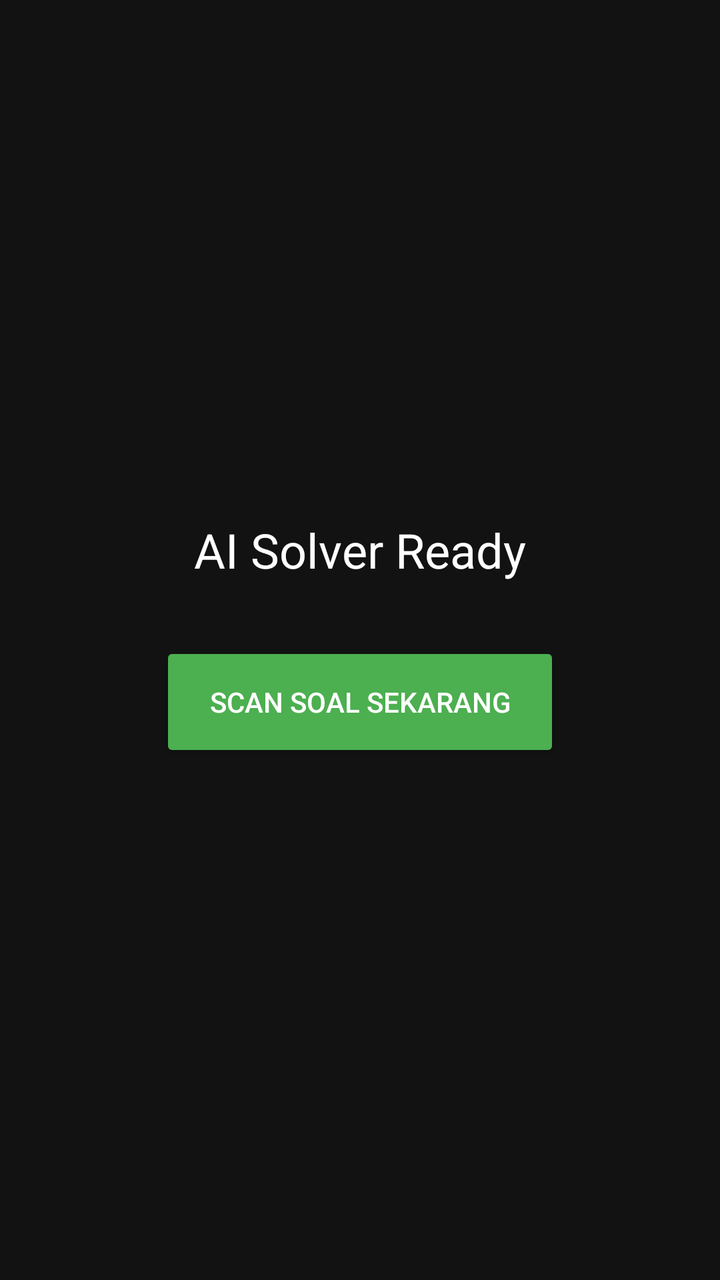
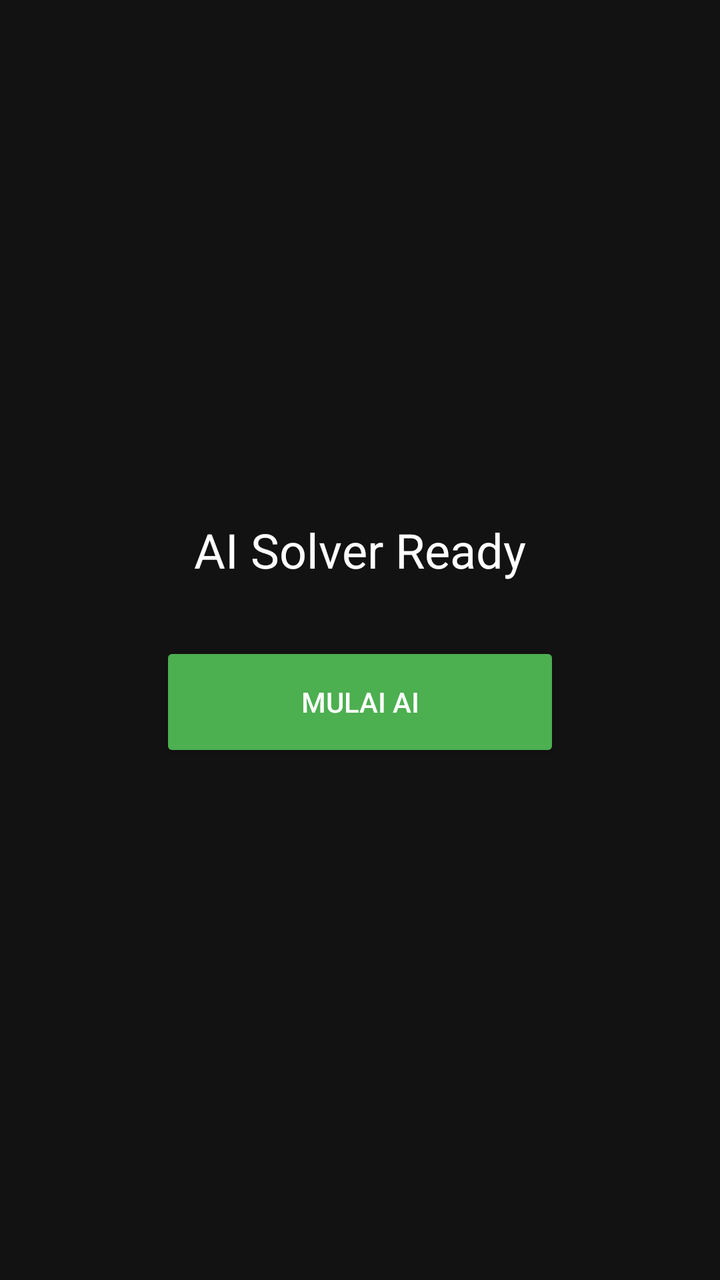

Compare the two renders of this Android layout. The source of the first and the diff that turns it into the second are given below.
<!-- AndroidManifest.xml: application theme Theme.AISpy -->
<!-- res/layout/activity_main.xml -->
<?xml version="1.0" encoding="utf-8"?>
<LinearLayout xmlns:android="http://schemas.android.com/apk/res/android" android:layout_width="match_parent" android:layout_height="match_parent" android:gravity="center" android:orientation="vertical" android:background="#121212">
    <TextView android:layout_width="wrap_content" android:layout_height="wrap_content" android:text="AI Solver Ready" android:textColor="#FFFFFF" android:textSize="24sp" android:layout_marginBottom="30dp"/>
    <Button android:id="@+id/btnScan" android:layout_width="200dp" android:layout_height="60dp" android:text="Scan Soal Sekarang" android:backgroundTint="#4CAF50" android:textColor="#FFFFFF"/>
</LinearLayout>
<!-- resources referenced by this layout -->
<resources>
  <style name="Theme.AISpy" parent="Theme.AppCompat.Light.NoActionBar" />
</resources>

<!-- the commit's change to res/layout/activity_main.xml (unified diff, before → after) -->
@@ -1,5 +1,5 @@
 <?xml version="1.0" encoding="utf-8"?>
 <LinearLayout xmlns:android="http://schemas.android.com/apk/res/android" android:layout_width="match_parent" android:layout_height="match_parent" android:gravity="center" android:orientation="vertical" android:background="#121212">
     <TextView android:layout_width="wrap_content" android:layout_height="wrap_content" android:text="AI Solver Ready" android:textColor="#FFFFFF" android:textSize="24sp" android:layout_marginBottom="30dp"/>
-    <Button android:id="@+id/btnScan" android:layout_width="200dp" android:layout_height="60dp" android:text="Scan Soal Sekarang" android:backgroundTint="#4CAF50" android:textColor="#FFFFFF"/>
+    <Button android:id="@+id/btnScan" android:layout_width="200dp" android:layout_height="60dp" android:text="Mulai AI" android:backgroundTint="#4CAF50" android:textColor="#FFFFFF"/>
 </LinearLayout>
